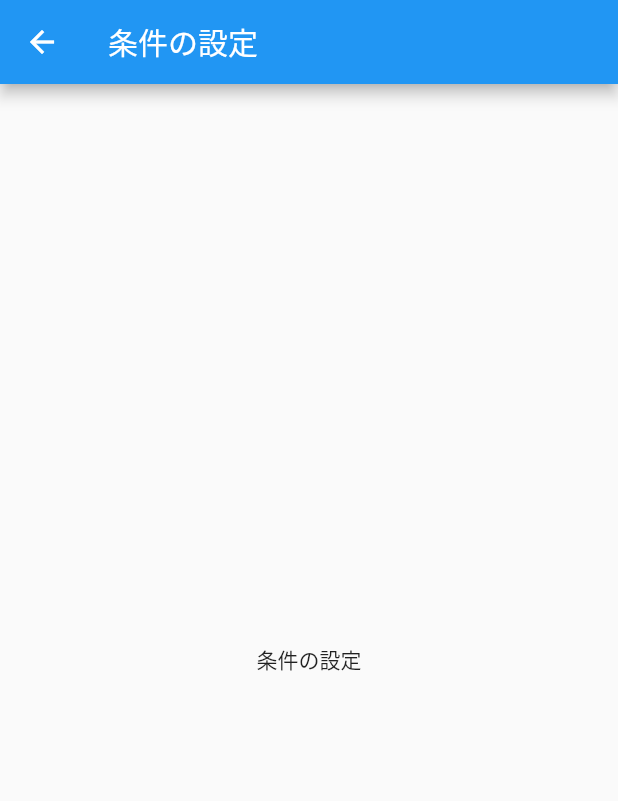
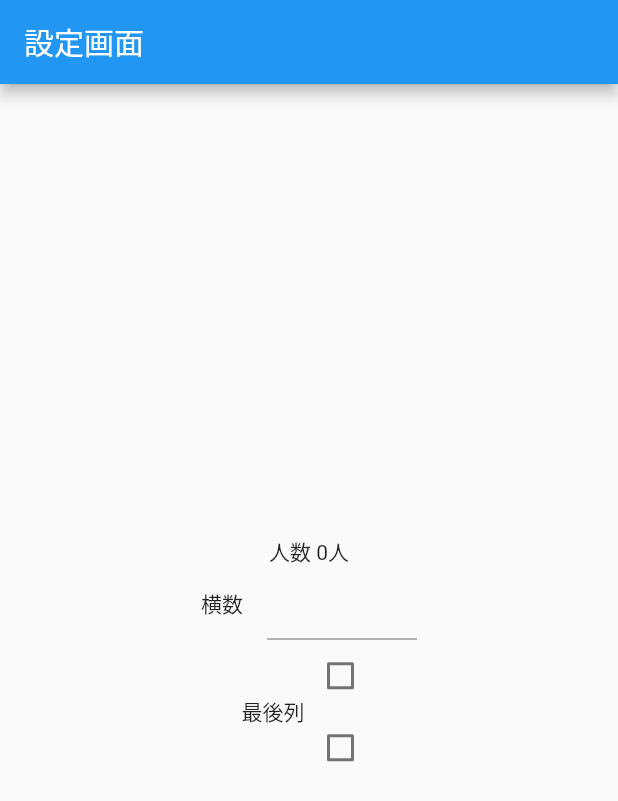
Before and after one commit to black2965/sekigae, a Flutter app: the screen it shows after launch, after a tap on "Customize page", on a phone screen of 412 x 824 dp. Shown: the top 801 px of the screen. Run offline on Flutter 3.47's test engine with Material 2 defaults, Android fonts, the phone set to English and light mode, and no system bars; our stand-ins replace csv, file_picker, pdf, printing; missing offline and left inert: file_selector.

Commit message:
customizepageを作成

```diff
--- a/lib/pages/customize_page.dart
+++ b/lib/pages/customize_page.dart
@@ -1,21 +1,94 @@
 import 'package:flutter/material.dart';
 
 class CustomizePage extends StatefulWidget {
-  const CustomizePage({Key? key}) : super(key: key);
+  final int member;
+  const CustomizePage({Key? key,required this.member}) : super(key: key);
 
   @override
   State<CustomizePage> createState() => _CustomizePageState();
 }
 
 class _CustomizePageState extends State<CustomizePage> {
+
+  late int number;
+  int row = 0;
+  bool? _value1 = false;
+  bool? _value2 = false;
+
+  @override
+  void initState() {
+    super.initState();
+    number = widget.member;
+  }
+  void _setValue1(bool? value) {
+    setState(() {
+      _value1 = value;
+      _value2 = !value!;
+    });
+  }
+  void _setValue2(bool? value) {
+    setState(() {
+      _value1 = !value!;
+      _value2 = value;
+    });
+  }
+
+
+
   @override
   Widget build(BuildContext context) {
-    return Scaffold(
-      appBar: AppBar(
-        title: const Text("条件の設定"),
-      ),
-      body: const Center(
-          child: Text("条件の設定")
+    return MaterialApp(
+      home: Scaffold(
+        appBar: AppBar(title: Text('設定画面')),
+        body: Column(
+          mainAxisAlignment: MainAxisAlignment.center,
+          children: [
+
+            Text('人数 $number人'),
+            Row(
+              mainAxisAlignment: MainAxisAlignment.center,
+              children: <Widget>[
+                Text('横数'),
+                SizedBox(width: 16),
+                SizedBox(
+                  width: 100,
+                  child: TextFormField(
+                    keyboardType: TextInputType.number,
+
+                    onChanged: (text) {
+                      setState(() {
+                        row = int.tryParse(text) ?? 0;
+                        print(row);
+                      });
+                    },
+                  ),
+                ),
+              ],
+            ),
+            Row(
+              mainAxisAlignment: MainAxisAlignment.center,
+              children: <Widget>[
+                Text('最後列'),
+                Column(
+                  children: <Widget>[
+                    Checkbox(
+                      checkColor: Colors.white,
+                      activeColor: Colors.blue,
+                      value: _value1,
+                      onChanged: _setValue1,
+                    ),
+                    Checkbox(
+                      checkColor: Colors.white,
+                      activeColor: Colors.blue,
+                      value: _value2,
+                      onChanged: _setValue2,
+                    ),
+                  ],
+                )
+              ],
+            ),
+          ],
+        ),
       ),
     );
   }
--- a/lib/pages/home_page.dart
+++ b/lib/pages/home_page.dart
@@ -72,7 +72,7 @@ class _HomePageState extends State<HomePage> {
               }
               if (!mounted) return;
               Navigator.push(context,
-                  MaterialPageRoute(builder: (context) => const CustomizePage()));
+                  MaterialPageRoute(builder: (context) => CustomizePage(member: fields.length,)));
             } else {}
           },
         ),
--- a/lib/pages/test_page.dart
+++ b/lib/pages/test_page.dart
@@ -34,7 +34,7 @@ class _TestPageState extends State<TestPage> {
               child: const Text("Customize page"),
               onPressed: () {
                 Navigator.push(context,
-                    MaterialPageRoute(builder: (context) => CustomizePage()));
+                    MaterialPageRoute(builder: (context) => CustomizePage(member:0)));
               },
             ),
             TextButton(
```
